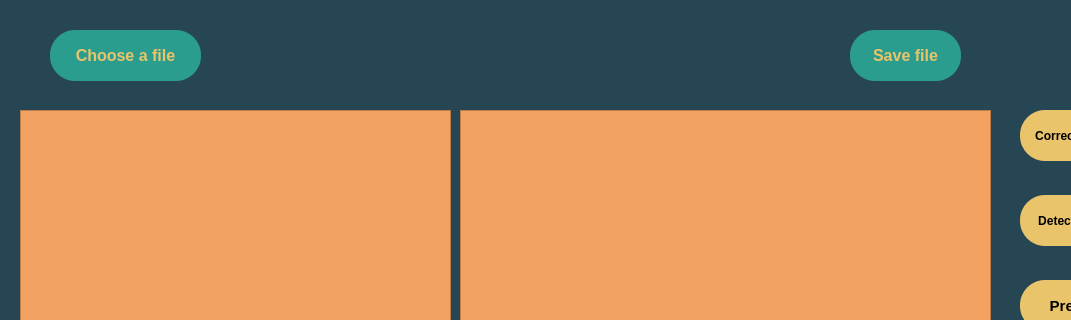
College-Projects-2019-2024/XML-Toolset, file xml/xml_toolset/mainwindow.ui: the form before one commit; both pictures show x 0 to 1071 and y 0 to 320 of the 1208 by 707 pixel window.
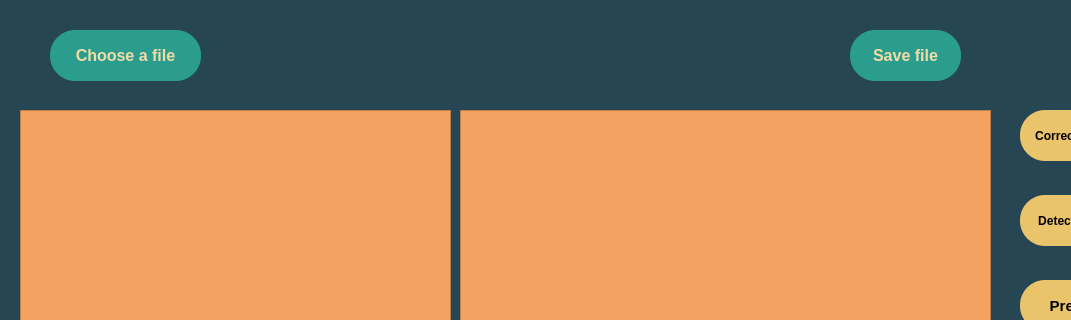
The form after the commit.

Commit message: change font colors

The edit to the form file:
```diff
--- a/xml/xml_toolset/mainwindow.ui
+++ b/xml/xml_toolset/mainwindow.ui
@@ -37,7 +37,7 @@
 border-radius: 25px;
 background:  #2a9d8f;
 padding: 6px;
-color: #e9c46a;
+color: #F2DCA6;
 }</string>
     </property>
     <property name="text">
@@ -93,7 +93,7 @@
 border-radius: 25px;
 background:  #2a9d8f;
 padding: 6px;
-color: #e9c46a;
+color: #F2DCA6;
 }</string>
     </property>
     <property name="text">
```
Left out of the diff: 1 changed line with no effect on the pictures. The commit also changes 5 other files.
